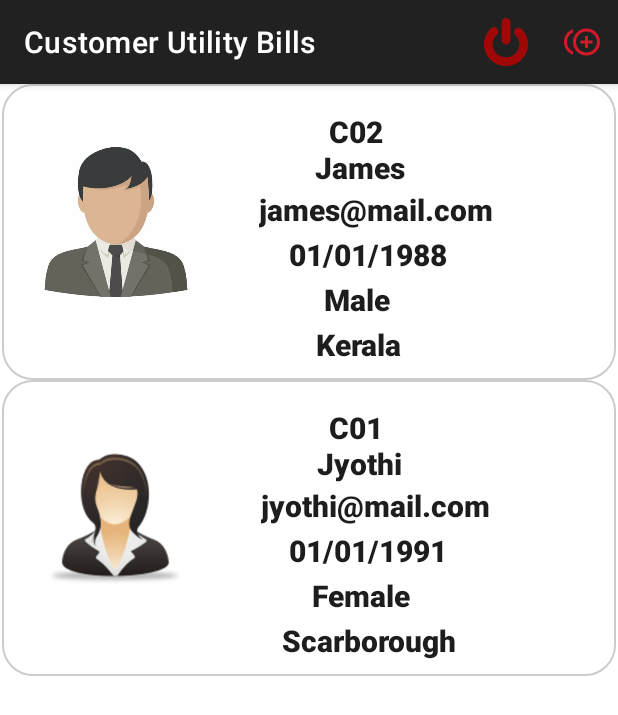
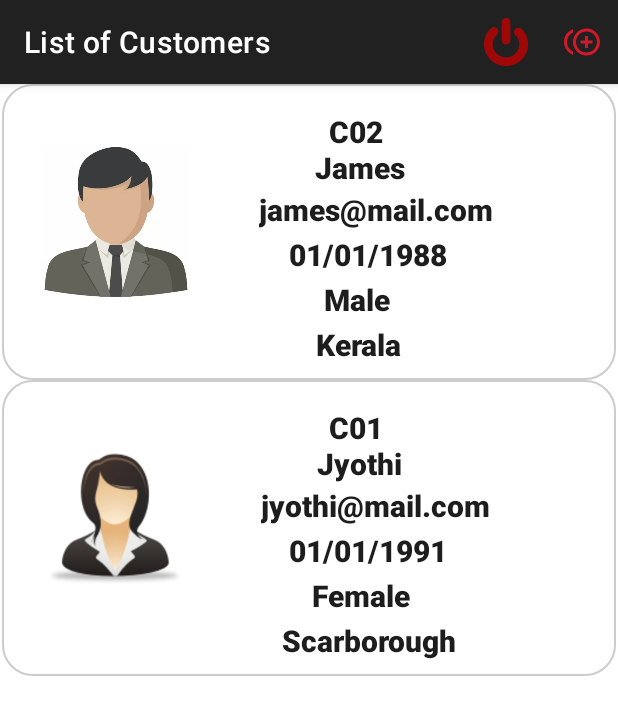
Before and after one commit to jyothithomas/C0775696_W2020_MAD3125_FP, an Android app: the CustomerListActivity screen opened directly, with no data from a screen before it, on a phone screen of 412 x 824 dp. Shown: the top 715 px of the screen. Run offline under Robolectric (Android 15) with nearby library versions, the phone set to English and light mode, and no system bars.

```diff
--- a/app/src/main/java/com/example/c0775696_w2020_mad3125_fp/Activity/CustomerListActivity.java
+++ b/app/src/main/java/com/example/c0775696_w2020_mad3125_fp/Activity/CustomerListActivity.java
@@ -6,6 +6,7 @@ import android.view.Menu;
 import android.view.MenuInflater;
 import android.view.MenuItem;
 
+import androidx.appcompat.app.ActionBar;
 import androidx.appcompat.app.AppCompatActivity;
 import androidx.recyclerview.widget.LinearLayoutManager;
 import androidx.recyclerview.widget.RecyclerView;
@@ -29,6 +30,8 @@ public class CustomerListActivity extends AppCompatActivity {
     protected void onCreate(Bundle savedInstanceState) {
         super.onCreate(savedInstanceState);
         setContentView(R.layout.activity_customer_list);
+        ActionBar mActionBar = getSupportActionBar();
+        mActionBar.setTitle("List of Customers");
         rvCustomers =findViewById(R.id.rv_customer_list);
 
         rvCustomers = findViewById(R.id.rv_customer_list);
--- a/app/src/main/java/com/example/c0775696_w2020_mad3125_fp/Activity/ShowBillDetailActivity.java
+++ b/app/src/main/java/com/example/c0775696_w2020_mad3125_fp/Activity/ShowBillDetailActivity.java
@@ -4,6 +4,7 @@ import android.os.Bundle;
 import android.widget.ImageView;
 import android.widget.TextView;
 
+import androidx.appcompat.app.ActionBar;
 import androidx.appcompat.app.AppCompatActivity;
 import androidx.recyclerview.widget.RecyclerView;
 
@@ -23,5 +24,7 @@ public class ShowBillDetailActivity extends AppCompatActivity {
     protected void onCreate(Bundle savedInstanceState) {
         super.onCreate(savedInstanceState);
         setContentView(R.layout.activity_show_bill_detail);
+        ActionBar mActionBar = getSupportActionBar();
+        mActionBar.setTitle("UTILITY BILLS");
     }
 }
```
